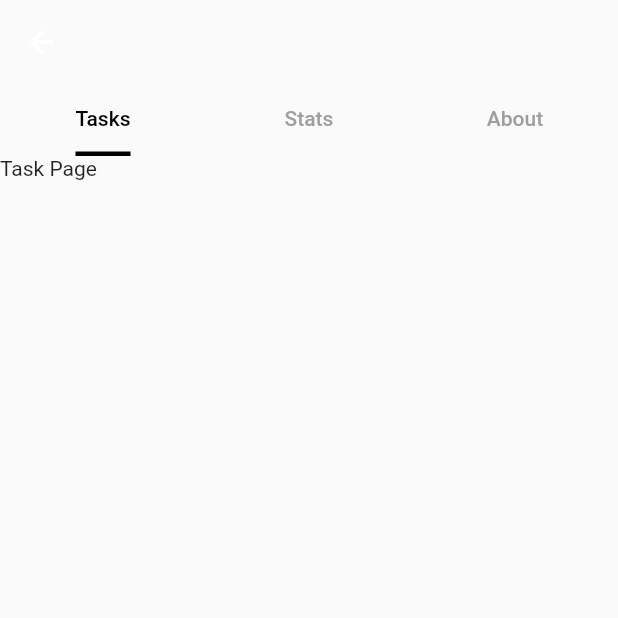
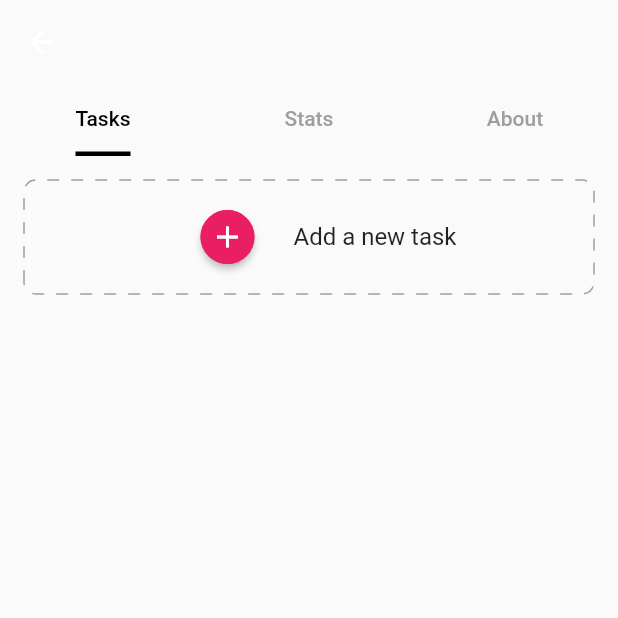
Before and after one commit to clementpoiret/polymathic, a Flutter app: the TabBarNavigation screen opened directly, on a phone screen of 412 x 824 dp, the top half of it. Run offline on Flutter 3.47's test engine with Material 2 defaults, Android fonts, the phone set to English and light mode, and no system bars; drawn by our look-alikes of dotted_border; our stand-ins replace flutter_icons, flutter_svg, shared_preferences, sqflite; accounts and stored records are empty.

Commit message:
Added tasks' page design and some helpers

```diff
--- a/lib/pages/task_page.dart
+++ b/lib/pages/task_page.dart
@@ -1,4 +1,7 @@
 import 'package:flutter/material.dart';
+import 'package:flutter_icons/flutter_icons.dart';
+import 'package:polymathic/utils/constants.dart';
+import 'package:dotted_border/dotted_border.dart';
 
 class TaskPage extends StatefulWidget {
   @override
@@ -6,10 +9,134 @@ class TaskPage extends StatefulWidget {
 }
 
 class _TaskPageState extends State<TaskPage> {
+  bool _isAddTaskVisible = false;
+  bool _isAddable = false;
+  bool isImportant = false;
+  bool isUrgent = false;
+
   @override
   Widget build(BuildContext context) {
-    return Container(
-      child: Text('Task Page'),
+    return Padding(
+      padding: const EdgeInsets.all(16.0),
+      child: Column(
+        children: <Widget>[
+          Visibility(
+            visible: _isAddTaskVisible,
+            child: Card(
+              clipBehavior: Clip.antiAlias,
+              elevation: 16.0,
+              child: Column(
+                children: <Widget>[
+                  Padding(
+                    padding: const EdgeInsets.fromLTRB(16.0, 8.0, 0.0, 8.0),
+                    child: Row(
+                      children: <Widget>[
+                        Expanded(
+                          child: TextField(
+                            decoration: InputDecoration(
+                              labelText: 'Task',
+                              border: InputBorder.none,
+                              hintText: 'Enter your task here',
+                            ),
+                            onChanged: (value) {
+                              print(value);
+                              setState(() {
+                                if (value != null && value != '') {
+                                  _isAddable = true;
+                                } else {
+                                  _isAddable = false;
+                                }
+                              });
+                            },
+                          ),
+                        ),
+                        Visibility(
+                          visible: _isAddable,
+                          child: RawMaterialButton(
+                            child: Icon(
+                              MaterialIcons.add,
+                              color: kPrimaryColor,
+                            ),
+                            shape: CircleBorder(
+                              side: BorderSide(color: kPrimaryColor),
+                            ),
+                            onPressed: () {},
+                          ),
+                        )
+                      ],
+                    ),
+                  ),
+                  Container(
+                    color: Color(0x0D000000),
+                    child: Column(
+                      children: <Widget>[
+                        SwitchListTile(
+                          activeColor: kPrimaryColor,
+                          value: isImportant,
+                          title: Text('Important task'),
+                          onChanged: (bool value) {
+                            setState(() {
+                              isImportant = value;
+                            });
+                          },
+                        ),
+                        SwitchListTile(
+                          activeColor: kPrimaryColor,
+                          value: isUrgent,
+                          title: Text('Urgent task'),
+                          onChanged: (bool value) {
+                            setState(() {
+                              isUrgent = value;
+                            });
+                          },
+                        ),
+                      ],
+                    ),
+                  ),
+                ],
+              ),
+            ),
+            replacement: Container(
+              width: double.infinity,
+              child: DottedBorder(
+                color: Colors.grey,
+                borderType: BorderType.RRect,
+                strokeWidth: 1.0,
+                dashPattern: [8, 8],
+                radius: Radius.circular(8.0),
+                padding: EdgeInsets.all(6),
+                child: Padding(
+                  padding: const EdgeInsets.all(8.0),
+                  child: Row(
+                    mainAxisAlignment: MainAxisAlignment.center,
+                    children: <Widget>[
+                      RawMaterialButton(
+                        child: Icon(
+                          MaterialIcons.add,
+                          color: Colors.white,
+                        ),
+                        shape: CircleBorder(
+                          side: BorderSide(color: kAccentColor),
+                        ),
+                        fillColor: kAccentColor,
+                        onPressed: () {
+                          setState(() {
+                            _isAddTaskVisible = true;
+                          });
+                        },
+                      ),
+                      Text(
+                        'Add a new task',
+                        style: TextStyle(fontSize: 16.0),
+                      ),
+                    ],
+                  ),
+                ),
+              ),
+            ),
+          ),
+        ],
+      ),
     );
   }
 }
--- /dev/null
+++ b/lib/utils/task.dart
@@ -0,0 +1,21 @@
+class Task {
+  final int id;
+  final String content;
+  final bool isImportant;
+  final bool isUrgent;
+
+  Task({
+    this.id,
+    this.content,
+    this.isImportant,
+    this.isUrgent,
+  });
+
+  Map<String, dynamic> toMap() {
+    return {
+      'content': this.content,
+      'important': this.isImportant,
+      'urgent': this.isUrgent
+    };
+  }
+}
--- a/pubspec.yaml
+++ b/pubspec.yaml
@@ -11,10 +11,13 @@ environment:
 dependencies:
   flutter:
     sdk: flutter
+  sqflite: ^1.3.1
+  path_provider: ^1.6.11
   cupertino_icons: ^0.1.3
   shared_preferences: ^0.5.8
   flutter_icons: ^1.1.0
   flutter_svg: ^0.17.4
+  dotted_border: ^1.0.6
 
 dev_dependencies:
   flutter_test:
```
Also changed, not shown: lib/helpers/database.dart (added, +76 -0 lines).
